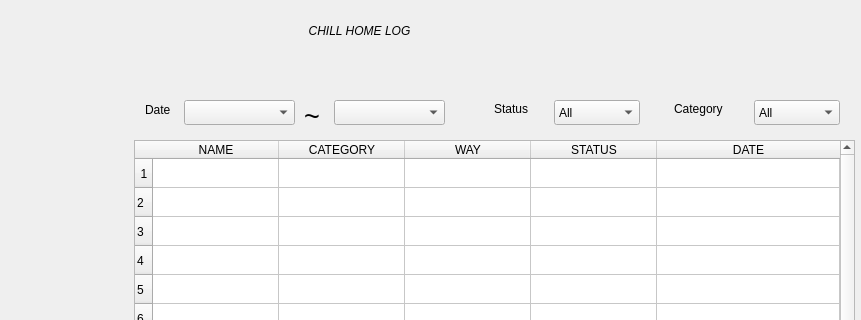
addinedu-ros-8th/iot-repo-4, file SmartHome/GUI/gui_log.ui: the form before one commit; both pictures show x 96 to 957 and y 0 to 320 of the 957 by 528 pixel window.
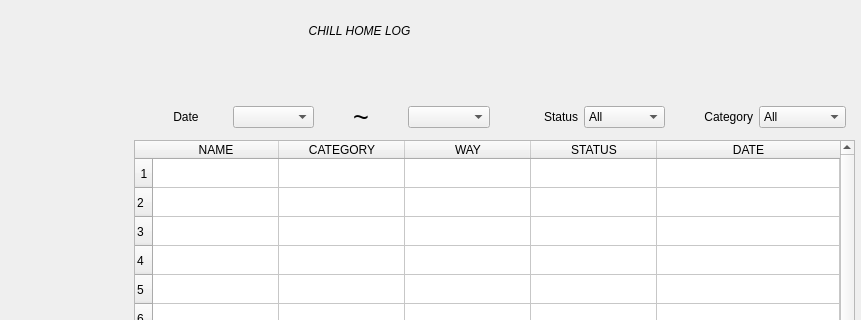
The form after the commit.

```diff
--- a/SmartHome/GUI/gui_log.ui
+++ b/SmartHome/GUI/gui_log.ui
@@ -192,152 +192,133 @@
     </property>
    </item>
   </widget>
-  <widget class="QComboBox" name="dateEnd">
-   <property name="geometry">
-    <rect>
-     <x>430</x>
-     <y>100</y>
-     <width>111</width>
-     <height>25</height>
-    </rect>
-   </property>
-  </widget>
-  <widget class="QComboBox" name="categoryBox">
-   <property name="geometry">
-    <rect>
-     <x>850</x>
-     <y>100</y>
-     <width>86</width>
-     <height>25</height>
-    </rect>
-   </property>
-   <item>
-    <property name="text">
-     <string>All</string>
-    </property>
-   </item>
-   <item>
-    <property name="text">
-     <string>Door Lock</string>
-    </property>
-   </item>
-   <item>
-    <property name="text">
-     <string>LED</string>
-    </property>
-   </item>
-   <item>
-    <property name="text">
-     <string>Window</string>
-    </property>
-   </item>
-   <item>
-    <property name="text">
-     <string>Garage</string>
-    </property>
-   </item>
-   <item>
-    <property name="text">
-     <string>Gas Alert</string>
-    </property>
-   </item>
-  </widget>
-  <widget class="QComboBox" name="statusBox">
-   <property name="geometry">
-    <rect>
-     <x>650</x>
-     <y>100</y>
-     <width>86</width>
-     <height>25</height>
-    </rect>
-   </property>
-   <item>
-    <property name="text">
-     <string>All</string>
-    </property>
-   </item>
-   <item>
-    <property name="text">
-     <string>OPEN</string>
-    </property>
-   </item>
-   <item>
-    <property name="text">
-     <string>CLOSE</string>
-    </property>
-   </item>
-   <item>
-    <property name="text">
-     <string>OFF</string>
-    </property>
-   </item>
-  </widget>
-  <widget class="QLabel" name="labelDate">
+  <widget class="QWidget" name="">
    <property name="geometry">
     <rect>
      <x>241</x>
-     <y>101</y>
-     <width>33</width>
-     <height>17</height>
-    </rect>
-   </property>
-   <property name="text">
-    <string>Date</string>
-   </property>
-  </widget>
-  <widget class="QLabel" name="label_2">
-   <property name="geometry">
-    <rect>
-     <x>400</x>
      <y>100</y>
-     <width>16</width>
-     <height>32</height>
+     <width>701</width>
+     <height>34</height>
     </rect>
    </property>
-   <property name="font">
-    <font>
-     <pointsize>20</pointsize>
-    </font>
-   </property>
-   <property name="text">
-    <string>~</string>
-   </property>
-  </widget>
-  <widget class="QLabel" name="labelStatus">
-   <property name="geometry">
-    <rect>
-     <x>590</x>
-     <y>100</y>
-     <width>44</width>
-     <height>17</height>
-    </rect>
-   </property>
-   <property name="text">
-    <string>Status</string>
-   </property>
-  </widget>
-  <widget class="QLabel" name="labelCategory">
-   <property name="geometry">
-    <rect>
-     <x>770</x>
-     <y>100</y>
-     <width>64</width>
-     <height>17</height>
-    </rect>
-   </property>
-   <property name="text">
-    <string>Category</string>
-   </property>
-  </widget>
-  <widget class="QComboBox" name="dateStart">
-   <property name="geometry">
-    <rect>
-     <x>280</x>
-     <y>100</y>
-     <width>111</width>
-     <height>25</height>
-    </rect>
-   </property>
+   <layout class="QHBoxLayout" name="horizontalLayout">
+    <item>
+     <widget class="QLabel" name="labelDate">
+      <property name="text">
+       <string>Date</string>
+      </property>
+      <property name="alignment">
+       <set>Qt::AlignCenter</set>
+      </property>
+     </widget>
+    </item>
+    <item>
+     <widget class="QComboBox" name="dateStart">
+      <property name="iconSize">
+       <size>
+        <width>16</width>
+        <height>16</height>
+       </size>
+      </property>
+     </widget>
+    </item>
+    <item>
+     <widget class="QLabel" name="label_2">
+      <property name="font">
+       <font>
+        <pointsize>20</pointsize>
+       </font>
+      </property>
+      <property name="text">
+       <string>~</string>
+      </property>
+      <property name="alignment">
+       <set>Qt::AlignCenter</set>
+      </property>
+     </widget>
+    </item>
+    <item>
+     <widget class="QComboBox" name="dateEnd"/>
+    </item>
+    <item>
+     <widget class="QLabel" name="labelStatus">
+      <property name="text">
+       <string>Status</string>
+      </property>
+      <property name="alignment">
+       <set>Qt::AlignRight|Qt::AlignTrailing|Qt::AlignVCenter</set>
+      </property>
+     </widget>
+    </item>
+    <item>
+     <widget class="QComboBox" name="statusBox">
+      <item>
+       <property name="text">
+        <string>All</string>
+       </property>
+      </item>
+      <item>
+       <property name="text">
+        <string>OPEN</string>
+       </property>
+      </item>
+      <item>
+       <property name="text">
+        <string>CLOSE</string>
+       </property>
+      </item>
+      <item>
+       <property name="text">
+        <string>OFF</string>
+       </property>
+      </item>
+     </widget>
+    </item>
+    <item>
+     <widget class="QLabel" name="labelCategory">
+      <property name="text">
+       <string>Category</string>
+      </property>
+      <property name="alignment">
+       <set>Qt::AlignRight|Qt::AlignTrailing|Qt::AlignVCenter</set>
+      </property>
+     </widget>
+    </item>
+    <item>
+     <widget class="QComboBox" name="categoryBox">
+      <item>
+       <property name="text">
+        <string>All</string>
+       </property>
+      </item>
+      <item>
+       <property name="text">
+        <string>Door Lock</string>
+       </property>
+      </item>
+      <item>
+       <property name="text">
+        <string>LED</string>
+       </property>
+      </item>
+      <item>
+       <property name="text">
+        <string>Window</string>
+       </property>
+      </item>
+      <item>
+       <property name="text">
+        <string>Garage</string>
+       </property>
+      </item>
+      <item>
+       <property name="text">
+        <string>Gas Alert</string>
+       </property>
+      </item>
+     </widget>
+    </item>
+   </layout>
   </widget>
  </widget>
  <resources/>
```
